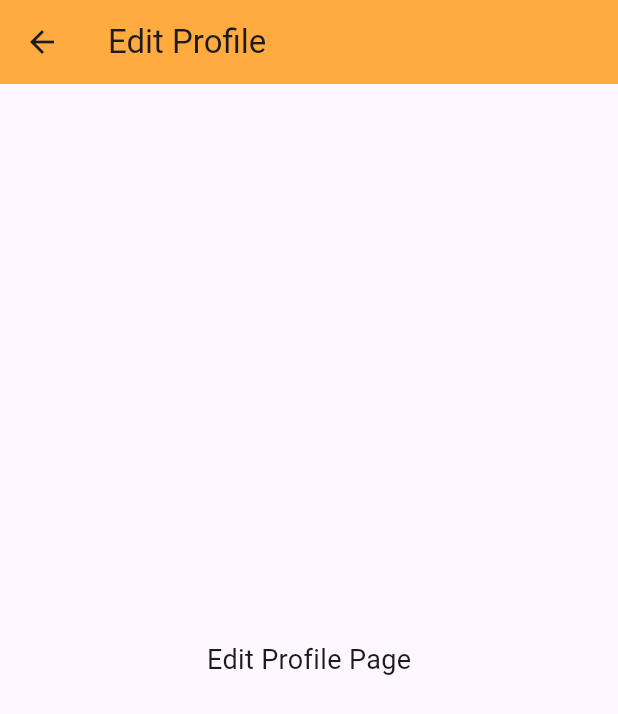
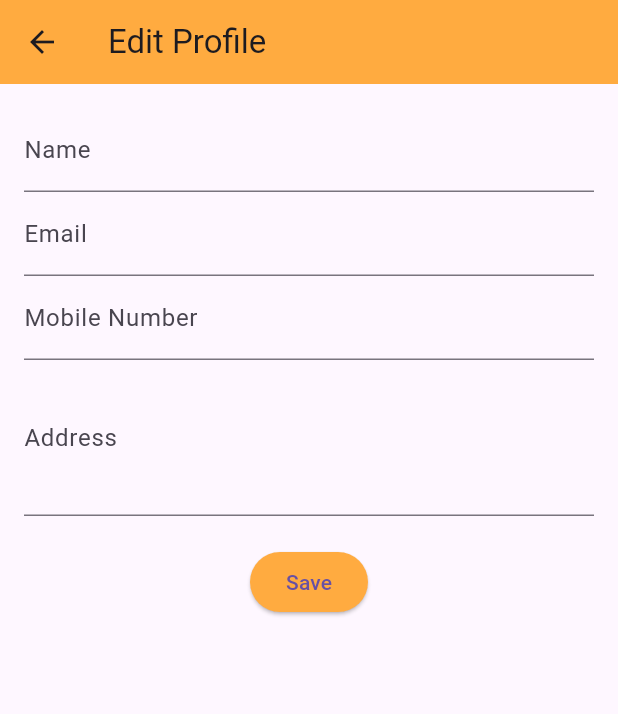
Before and after one commit to soham04010/petcare, a Flutter app: the screen it shows after launch, item 5 of the bottom bar chosen, after a tap on "Edit Profile", on a phone screen of 412 x 824 dp. Shown: the top 714 px of the screen. Run offline on Flutter 3.47's test engine with Material 3 defaults, Android fonts, the phone set to English and light mode, and no system bars; our stand-ins replace flutter_map, geolocator, image_picker, latlong2, shared_preferences.

Commit message:
account second commit

```diff
--- a/analysis_options.yaml
+++ b/analysis_options.yaml
@@ -15,6 +15,9 @@ analyzer:
     library_private_types_in_public_api: ignore
     prefer_const_constructors: ignore
     prefer_const_literals_to_create_immutables: ignore
+    sort_child_properties_last: ignore
+    unused_element: ignore
+    use_build_context_synchronously: ignore
     use_key_in_widget_constructors: ignore
 include: package:flutter_lints/flutter.yaml
 
--- /dev/null
+++ b/lib/screens/acc_func/profile.dart
@@ -0,0 +1,117 @@
+import 'package:flutter/material.dart';
+import 'package:shared_preferences/shared_preferences.dart';
+
+class EditProfileScreen extends StatefulWidget {
+  @override
+  _EditProfileScreenState createState() => _EditProfileScreenState();
+}
+
+class _EditProfileScreenState extends State<EditProfileScreen> {
+  late TextEditingController _nameController;
+  late TextEditingController _emailController;
+  late TextEditingController _mobileController;
+  late TextEditingController _addressController;
+
+  @override
+  void initState() {
+    super.initState();
+    _loadSavedProfile();
+  }
+
+  void _loadSavedProfile() async {
+    try {
+      final prefs = await SharedPreferences.getInstance();
+      setState(() {
+        _nameController = TextEditingController(
+          text: prefs.getString('name') ?? '',
+        );
+        _emailController = TextEditingController(
+          text: prefs.getString('email') ?? '',
+        );
+        _mobileController = TextEditingController(
+          text: prefs.getString('mobile') ?? '',
+        );
+        _addressController = TextEditingController(
+          text: prefs.getString('address') ?? '',
+        );
+      });
+    } catch (e) {
+      print('Error loading profile: $e');
+    }
+  }
+
+  void _saveProfile() async {
+    try {
+      final prefs = await SharedPreferences.getInstance();
+
+      await prefs.setString('name', _nameController.text);
+      await prefs.setString('email', _emailController.text);
+      await prefs.setString('mobile', _mobileController.text);
+      await prefs.setString('address', _addressController.text);
+
+      Navigator.pop(context, {
+        'name': _nameController.text,
+        'email': _emailController.text,
+        'mobile': _mobileController.text,
+        'address': _addressController.text,
+      });
+    } catch (e) {
+      print('Error saving profile: $e');
+    }
+  }
+
+  @override
+  void dispose() {
+    _nameController.dispose();
+    _emailController.dispose();
+    _mobileController.dispose();
+    _addressController.dispose();
+    super.dispose();
+  }
+
+  @override
+  Widget build(BuildContext context) {
+    return Scaffold(
+      appBar: AppBar(
+        title: Text('Edit Profile'),
+        backgroundColor: Colors.orangeAccent,
+      ),
+      body: Padding(
+        padding: const EdgeInsets.all(16.0),
+        child: SingleChildScrollView(
+          child: Column(
+            children: [
+              TextField(
+                controller: _nameController,
+                decoration: InputDecoration(labelText: 'Name'),
+              ),
+              TextField(
+                controller: _emailController,
+                decoration: InputDecoration(labelText: 'Email'),
+                keyboardType: TextInputType.emailAddress,
+              ),
+              TextField(
+                controller: _mobileController,
+                decoration: InputDecoration(labelText: 'Mobile Number'),
+                keyboardType: TextInputType.phone,
+              ),
+              TextField(
+                controller: _addressController,
+                decoration: InputDecoration(labelText: 'Address'),
+                maxLines: 3,
+              ),
+              SizedBox(height: 20),
+              ElevatedButton(
+                onPressed: _saveProfile,
+                child: Text('Save'),
+                style: ElevatedButton.styleFrom(
+                  backgroundColor: Colors.orangeAccent,
+                ),
+              ),
+            ],
+          ),
+        ),
+      ),
+    );
+  }
+}
--- a/lib/screens/account_screen.dart
+++ b/lib/screens/account_screen.dart
@@ -1,6 +1,8 @@
 import 'dart:io';
 import 'package:flutter/material.dart';
 import 'package:image_picker/image_picker.dart';
+import 'package:shared_preferences/shared_preferences.dart';
+import 'package:pet_care_finder/screens/acc_func/profile.dart';
 
 class AccountScreen extends StatefulWidget {
   @override
@@ -11,10 +13,33 @@ class _AccountScreenState extends State<AccountScreen> {
   File? profileImage;
   bool isDarkMode = false;
 
-  // Function to pick an image
+  String _name = '';
+  String _email = '';
+  String _mobile = '';
+  String _address = '';
+
+  @override
+  void initState() {
+    super.initState();
+    _loadSavedProfile();
+  }
+
+  void _loadSavedProfile() async {
+    try {
+      final prefs = await SharedPreferences.getInstance();
+      setState(() {
+        _name = prefs.getString('name') ?? 'John Doe';
+        _email = prefs.getString('email') ?? 'johndoe@example.com';
+        _mobile = prefs.getString('mobile') ?? '';
+        _address = prefs.getString('address') ?? '';
+      });
+    } catch (e) {
+      print('Error loading profile: $e');
+    }
+  }
+
   Future<void> pickImage() async {
-    final pickedFile =
-        await ImagePicker().pickImage(source: ImageSource.gallery);
+    final pickedFile = await ImagePicker().pickImage(source: ImageSource.gallery);
     if (pickedFile != null) {
       setState(() {
         profileImage = File(pickedFile.path);
@@ -22,7 +47,6 @@ class _AccountScreenState extends State<AccountScreen> {
     }
   }
 
-  // Function to show logout confirmation dialog
   void _showLogoutDialog(BuildContext context) {
     showDialog(
       context: context,
@@ -37,7 +61,6 @@ class _AccountScreenState extends State<AccountScreen> {
           ElevatedButton(
             onPressed: () {
               Navigator.pop(context);
-              // Add logout logic here (e.g., clear user session and navigate to login screen)
               Navigator.pushReplacementNamed(context, '/login');
             },
             child: Text('Logout'),
@@ -45,6 +68,22 @@ class _AccountScreenState extends State<AccountScreen> {
         ],
       ),
     );
+  }
+
+  void _navigateToEditProfile() async {
+    final updatedProfile = await Navigator.push(
+      context,
+      MaterialPageRoute(builder: (context) => EditProfileScreen()),
+    );
+
+    if (updatedProfile != null) {
+      setState(() {
+        _name = updatedProfile['name'] ?? _name;
+        _email = updatedProfile['email'] ?? _email;
+        _mobile = updatedProfile['mobile'] ?? _mobile;
+        _address = updatedProfile['address'] ?? _address;
+      });
+    }
   }
 
   @override
@@ -60,11 +99,9 @@ class _AccountScreenState extends State<AccountScreen> {
           child: Column(
             crossAxisAlignment: CrossAxisAlignment.start,
             children: [
-              // Profile Section
               Center(
                 child: Column(
                   children: [
-                    // Profile Picture
                     GestureDetector(
                       onTap: pickImage,
                       child: CircleAvatar(
@@ -74,114 +111,66 @@ class _AccountScreenState extends State<AccountScreen> {
                             ? FileImage(profileImage!)
                             : null,
                         child: profileImage == null
-                            ? Icon(
-                                Icons.person,
-                                size: 60,
-                                color: Colors.white,
-                              )
+                            ? Icon(Icons.person, size: 60, color: Colors.white)
                             : null,
                       ),
                     ),
                     SizedBox(height: 10),
                     Text(
-                      'John Doe',
+                      _name,
                       style: TextStyle(
                         fontSize: 20,
                         fontWeight: FontWeight.bold,
                       ),
                     ),
                     Text(
-                      'johndoe@example.com',
+                      _email,
                       style: TextStyle(
                         fontSize: 16,
                         color: Colors.grey,
                       ),
                     ),
+                    if (_mobile.isNotEmpty)
+                      Text(
+                        _mobile,
+                        style: TextStyle(
+                          fontSize: 14,
+                          color: Colors.grey,
+                        ),
+                      ),
                   ],
                 ),
               ),
               SizedBox(height: 30),
 
-              // Personal Details
-              ListTile(
-                leading: Icon(Icons.person_outline, color: Colors.orangeAccent),
-                title: Text('Edit Profile'),
-                trailing: Icon(Icons.arrow_forward_ios, size: 16),
-                onTap: () {
-                  Navigator.push(
-                    context,
-                    MaterialPageRoute(
-                      builder: (context) => PlaceholderScreen('Edit Profile'),
-                    ),
-                  );
-                },
+              // Account Management Options
+              _buildAccountOption(
+                icon: Icons.person_outline,
+                title: 'Edit Profile',
+                onTap: _navigateToEditProfile,
               ),
-              Divider(),
+              _buildAccountOption(
+                icon: Icons.settings,
+                title: 'Settings',
+                onTap: () => _navigateToPlaceholder('Settings'),
+              ),
+              _buildAccountOption(
+                icon: Icons.lock_outline,
+                title: 'Change Password',
+                onTap: () => _navigateToPlaceholder('Change Password'),
+              ),
+              _buildAccountOption(
+                icon: Icons.help_outline,
+                title: 'Contact Support',
+                onTap: () => _navigateToPlaceholder('Contact Support'),
+              ),
 
-              // Settings Section
-              ListTile(
-                leading: Icon(Icons.settings, color: Colors.orangeAccent),
-                title: Text('Settings'),
-                trailing: Icon(Icons.arrow_forward_ios, size: 16),
-                onTap: () {
-                  Navigator.push(
-                    context,
-                    MaterialPageRoute(
-                      builder: (context) => PlaceholderScreen('Settings'),
-                    ),
-                  );
-                },
-              ),
-              Divider(),
-
-              // Privacy and Security
-              ListTile(
-                leading: Icon(Icons.lock_outline, color: Colors.orangeAccent),
-                title: Text('Change Password'),
-                trailing: Icon(Icons.arrow_forward_ios, size: 16),
-                onTap: () {
-                  Navigator.push(
-                    context,
-                    MaterialPageRoute(
-                      builder: (context) =>
-                          PlaceholderScreen('Change Password'),
-                    ),
-                  );
-                },
-              ),
-              Divider(),
-
-              // Logout Section
-              ListTile(
-                leading: Icon(Icons.logout, color: Colors.red),
-                title: Text(
-                  'Logout',
-                  style: TextStyle(color: Colors.red),
-                ),
-                onTap: () => _showLogoutDialog(context),
-              ),
-              Divider(),
-
-              // Support Section
-              ListTile(
-                leading: Icon(Icons.help_outline, color: Colors.orangeAccent),
-                title: Text('Contact Support'),
-                trailing: Icon(Icons.arrow_forward_ios, size: 16),
-                onTap: () {
-                  Navigator.push(
-                    context,
-                    MaterialPageRoute(
-                      builder: (context) => PlaceholderScreen('Contact Support'),
-                    ),
-                  );
-                },
-              ),
-              Divider(),
+              // Logout Option
+              _buildLogoutOption(),
 
               // Dark Mode Toggle
               ListTile(
-                leading:
-                    Icon(Icons.dark_mode_outlined, color: Colors.orangeAccent),
+                leading: Icon(Icons.dark_mode_outlined, color: Colors.orangeAccent),
                 title: Text('Dark Mode'),
                 trailing: Switch(
                   value: isDarkMode,
@@ -199,9 +188,49 @@ class _AccountScreenState extends State<AccountScreen> {
       ),
     );
   }
+
+  Widget _buildAccountOption({
+    required IconData icon,
+    required String title,
+    required VoidCallback onTap,
+  }) {
+    return Column(
+      children: [
+        ListTile(
+          leading: Icon(icon, color: Colors.orangeAccent),
+          title: Text(title),
+          trailing: Icon(Icons.arrow_forward_ios, size: 16),
+          onTap: onTap,
+        ),
+        Divider(),
+      ],
+    );
+  }
+
+  Widget _buildLogoutOption() {
+    return Column(
+      children: [
+        ListTile(
+          leading: Icon(Icons.logout, color: Colors.red),
+          title: Text(
+            'Logout',
+            style: TextStyle(color: Colors.red),
+          ),
+          onTap: () => _showLogoutDialog(context),
+        ),
+        Divider(),
+      ],
+    );
+  }
+
+  void _navigateToPlaceholder(String title) {
+    Navigator.push(
+      context,
+      MaterialPageRoute(builder: (context) => PlaceholderScreen(title)),
+    );
+  }
 }
 
-// Placeholder screen for navigation
 class PlaceholderScreen extends StatelessWidget {
   final String title;
 
--- a/pubspec.yaml
+++ b/pubspec.yaml
@@ -33,8 +33,10 @@ dependencies:
   flutter_map: ^4.0.0
   geolocator: ^9.0.0
   latlong2: ^0.8.1
-  image_picker: ^1.0.0
+  image_picker: ^1.0.4
   permission_handler: ^11.0.0
+  shared_preferences: ^2.2.2
+
 
 
 dev_dependencies:
```
Also changed, not shown: lib/screens/products_screen.dart (+142 -63 lines), pubspec.lock, 2 other files.
